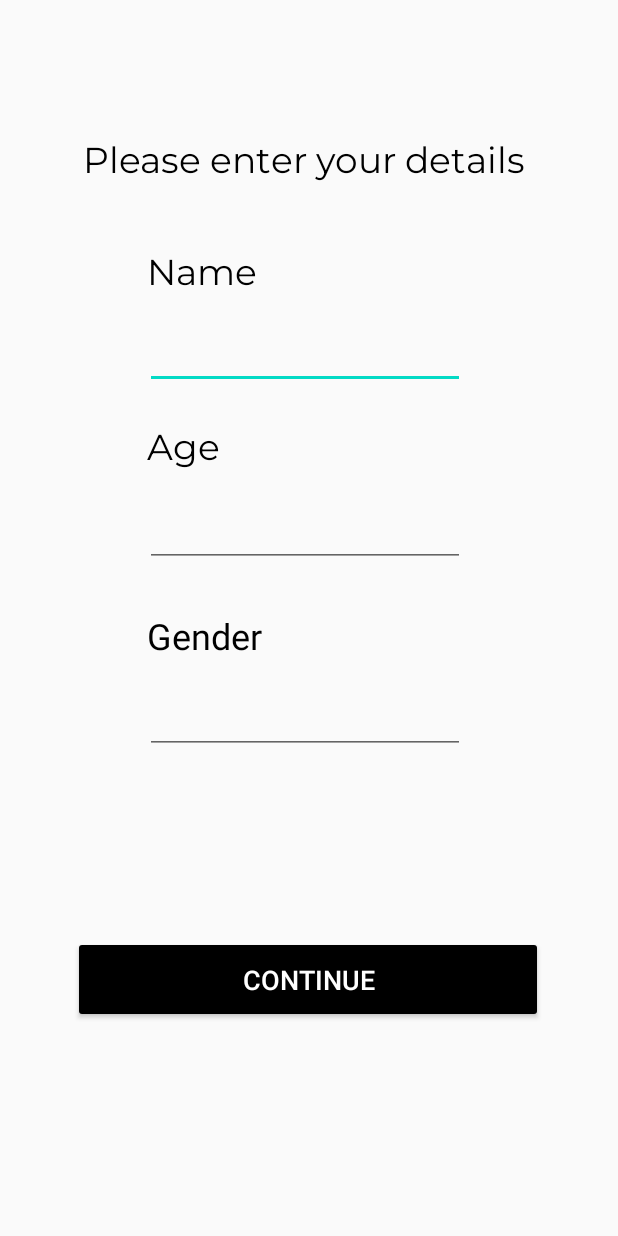
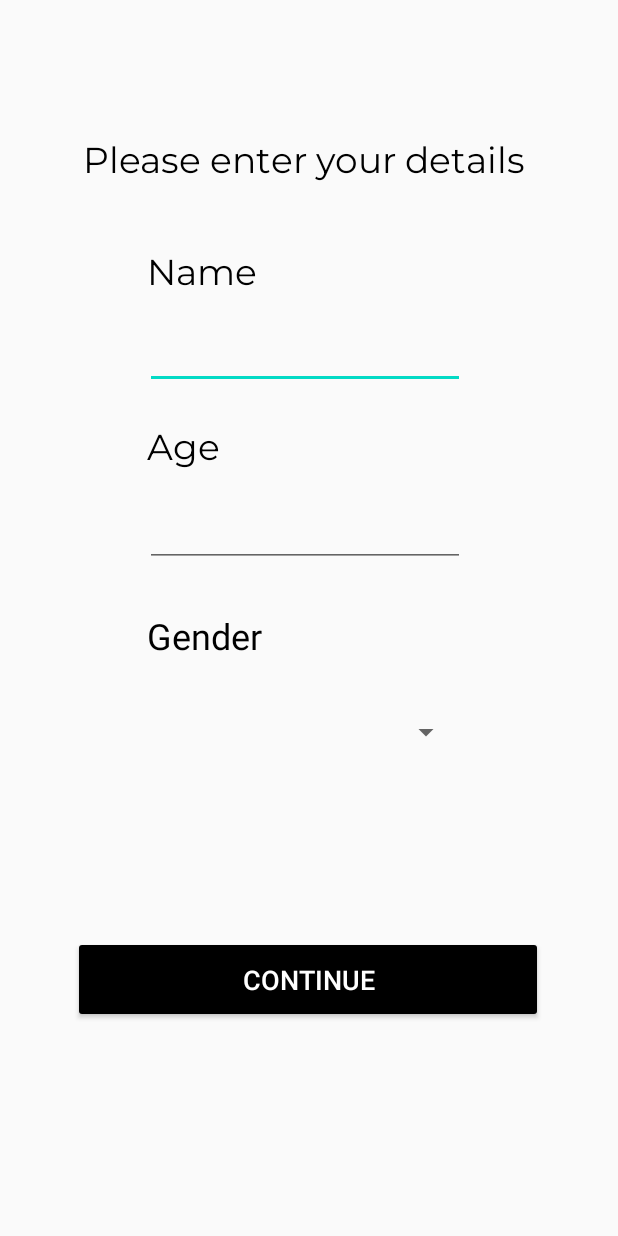
Before and after one commit to Brandogg255/CentralExecutiveFunctionCaptureTool, an Android app: the DetailActivity screen opened directly, with no data from a screen before it, on a phone screen of 412 x 824 dp. Run offline under Robolectric (Android 15) with nearby library versions, the phone set to English and light mode, and no system bars.

Commit message:
Changed Text input for gender to a spinner (need to add genders to the spinner still)

```diff
--- a/app/src/main/res/layout/activity_detail.xml
+++ b/app/src/main/res/layout/activity_detail.xml
@@ -90,19 +90,6 @@
         app:layout_constraintTop_toTopOf="parent"
         app:layout_constraintVertical_bias="0.515" />
 
-    <EditText
-        android:id="@+id/editTextGender"
-        android:layout_width="wrap_content"
-        android:layout_height="wrap_content"
-        android:ems="10"
-        android:inputType="textShortMessage"
-        app:layout_constraintBottom_toBottomOf="parent"
-        app:layout_constraintEnd_toEndOf="parent"
-        app:layout_constraintHorizontal_bias="0.487"
-        app:layout_constraintStart_toStartOf="parent"
-        app:layout_constraintTop_toTopOf="parent"
-        app:layout_constraintVertical_bias="0.587" />
-
     <Button
         android:id="@+id/detailContinue"
         android:layout_width="313dp"
@@ -118,4 +105,17 @@
         app:layout_constraintTop_toTopOf="parent"
         app:layout_constraintVertical_bias="0.815" />
 
+    <Spinner
+        android:id="@+id/spinner2"
+        android:layout_width="209dp"
+        android:layout_height="43dp"
+        android:layout_marginStart="98dp"
+        android:layout_marginTop="13dp"
+        android:layout_marginEnd="104dp"
+        android:layout_marginBottom="101dp"
+        app:layout_constraintBottom_toTopOf="@+id/detailContinue"
+        app:layout_constraintEnd_toEndOf="parent"
+        app:layout_constraintStart_toStartOf="parent"
+        app:layout_constraintTop_toBottomOf="@+id/textView8" />
+
 </androidx.constraintlayout.widget.ConstraintLayout>
```
